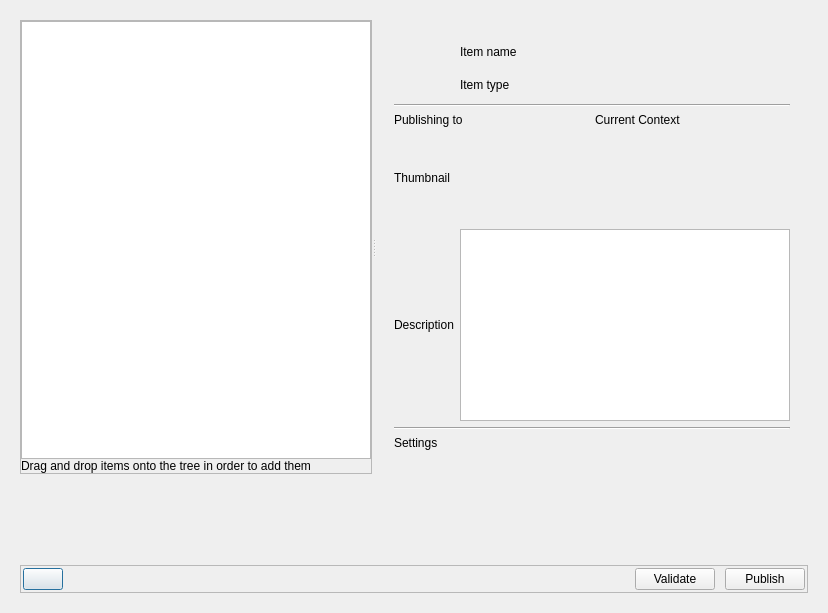
This is resources/dialog.ui in shotgunsoftware/tk-multi-publish2 as Qt 5 draws it before an edit. The edited form follows.
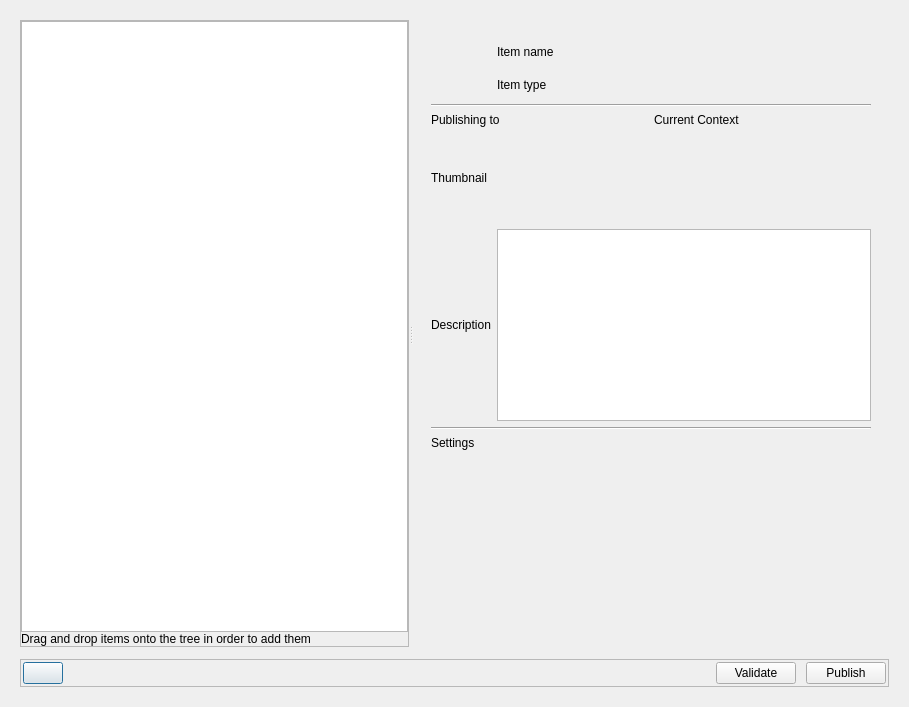
This is the edited form. Icons and pictures are not drawn. Custom widgets are drawn as their Qt base class.

```diff
--- a/resources/dialog.ui
+++ b/resources/dialog.ui
@@ -6,8 +6,8 @@
    <rect>
     <x>0</x>
     <y>0</y>
-    <width>828</width>
-    <height>613</height>
+    <width>909</width>
+    <height>707</height>
    </rect>
   </property>
   <property name="windowTitle">
@@ -134,6 +134,12 @@
       <layout class="QVBoxLayout" name="verticalLayout_4">
        <item>
         <widget class="QSplitter" name="splitter">
+         <property name="sizePolicy">
+          <sizepolicy hsizetype="Expanding" vsizetype="Expanding">
+           <horstretch>0</horstretch>
+           <verstretch>0</verstretch>
+          </sizepolicy>
+         </property>
          <property name="orientation">
           <enum>Qt::Horizontal</enum>
          </property>
@@ -415,7 +421,7 @@
        <item>
         <widget class="ProgressWidget" name="progress_widget" native="true">
          <property name="sizePolicy">
-          <sizepolicy hsizetype="Preferred" vsizetype="Expanding">
+          <sizepolicy hsizetype="Preferred" vsizetype="Preferred">
            <horstretch>0</horstretch>
            <verstretch>0</verstretch>
           </sizepolicy>
```
